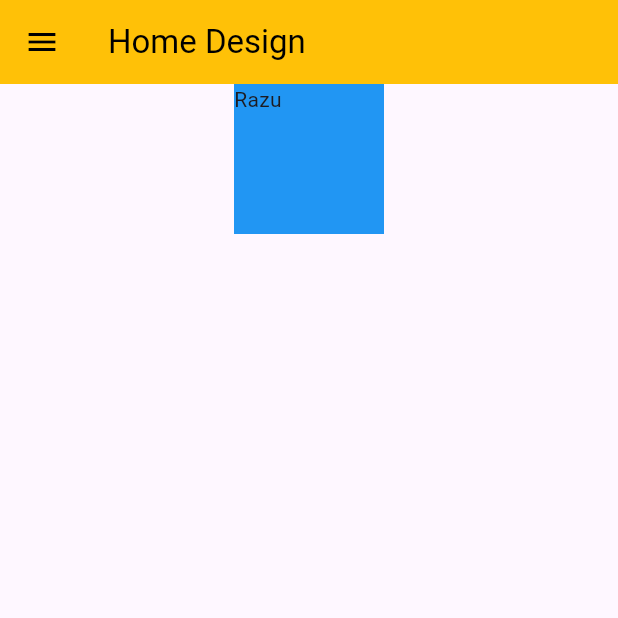
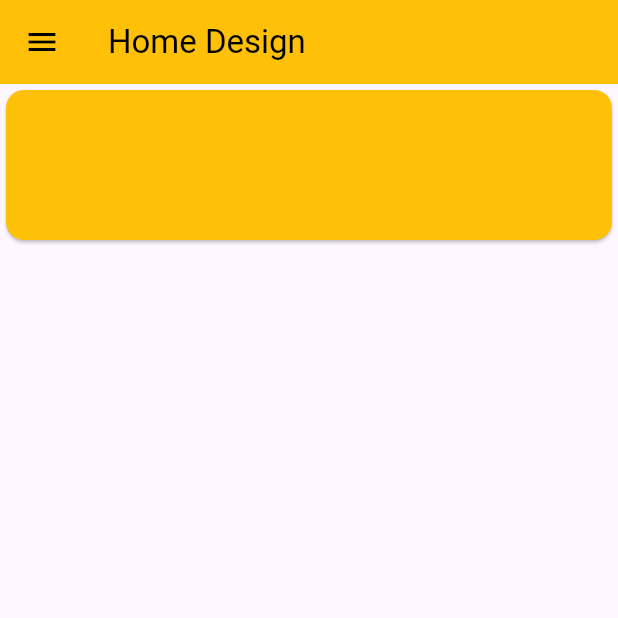
Before and after one commit to RaFiuL-RaZu/design_part, a Flutter app: the screen it shows after launch, on a phone screen of 412 x 824 dp, the top half of it. Run offline on Flutter 3.47's test engine with Material 3 defaults, Android fonts, the phone set to English and light mode, and no system bars.

Commit message:
innit commit

```diff
--- a/lib/main.dart
+++ b/lib/main.dart
@@ -31,18 +31,16 @@ class HomeScren extends StatelessWidget{
         title: Text("Home Design"),
       ),
       drawer: Drawer(),
-      body: Center(
-        child: Column(
-          crossAxisAlignment: CrossAxisAlignment.center,
+     body: ListView(
     children: [
-            Container(
+      Card(
+    color: Colors.amber,
+    child: SizedBox(
     height: 100,
     width: 100,
-              color: Colors.blue,
-              child: Text("Razu"),
+    ),
     ),
     ],
-        ),
     ),
     );
   }
```
Lines whose indentation alone changed are shown as unchanged.
